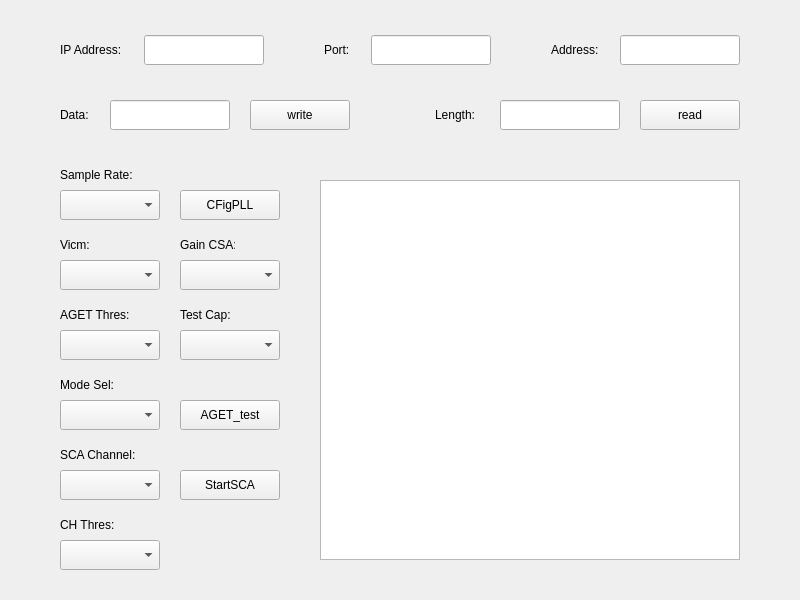
Before: the Qt Designer form rbcp.ui in lizitian/pandaxiii, drawn with Qt 5.
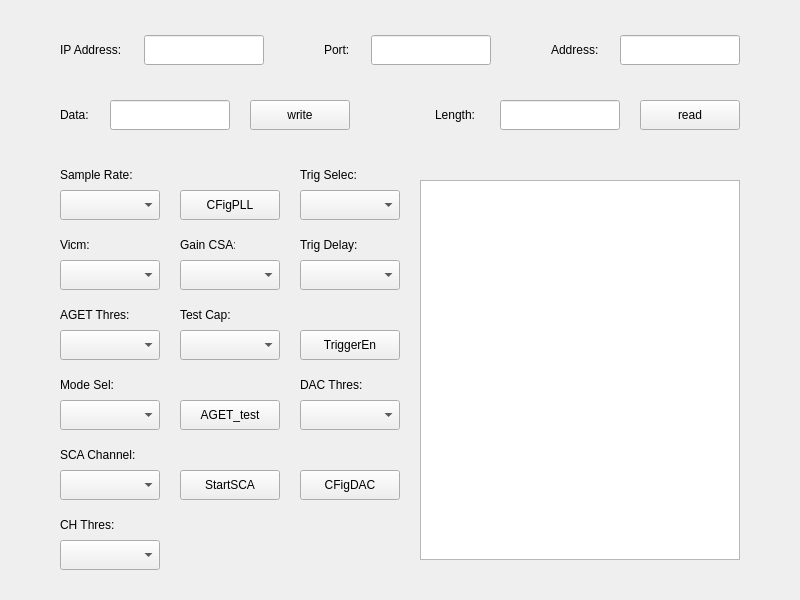
After: the same form once the commit is applied.

What changed in the file:
```diff
--- a/rbcp.ui
+++ b/rbcp.ui
@@ -158,9 +158,9 @@
    <widget class="QTextBrowser" name="output">
     <property name="geometry">
      <rect>
-      <x>320</x>
+      <x>420</x>
       <y>180</y>
-      <width>420</width>
+      <width>320</width>
       <height>380</height>
      </rect>
     </property>
@@ -388,6 +388,104 @@
      </rect>
     </property>
    </widget>
+   <widget class="QLabel" name="trigseleclabel">
+    <property name="geometry">
+     <rect>
+      <x>300</x>
+      <y>165</y>
+      <width>58</width>
+      <height>20</height>
+     </rect>
+    </property>
+    <property name="text">
+     <string>Trig Selec:</string>
+    </property>
+   </widget>
+   <widget class="QComboBox" name="trigselec">
+    <property name="geometry">
+     <rect>
+      <x>300</x>
+      <y>190</y>
+      <width>100</width>
+      <height>30</height>
+     </rect>
+    </property>
+   </widget>
+   <widget class="QLabel" name="trigdelaylabel">
+    <property name="geometry">
+     <rect>
+      <x>300</x>
+      <y>235</y>
+      <width>61</width>
+      <height>20</height>
+     </rect>
+    </property>
+    <property name="text">
+     <string>Trig Delay:</string>
+    </property>
+   </widget>
+   <widget class="QComboBox" name="trigdelay">
+    <property name="geometry">
+     <rect>
+      <x>300</x>
+      <y>260</y>
+      <width>100</width>
+      <height>30</height>
+     </rect>
+    </property>
+   </widget>
+   <widget class="QPushButton" name="TriggerEn">
+    <property name="geometry">
+     <rect>
+      <x>300</x>
+      <y>330</y>
+      <width>100</width>
+      <height>30</height>
+     </rect>
+    </property>
+    <property name="text">
+     <string>TriggerEn</string>
+    </property>
+    <property name="checkable">
+     <bool>true</bool>
+    </property>
+   </widget>
+   <widget class="QLabel" name="dacthreslabel">
+    <property name="geometry">
+     <rect>
+      <x>300</x>
+      <y>375</y>
+      <width>63</width>
+      <height>20</height>
+     </rect>
+    </property>
+    <property name="text">
+     <string>DAC Thres:</string>
+    </property>
+   </widget>
+   <widget class="QComboBox" name="dacthres">
+    <property name="geometry">
+     <rect>
+      <x>300</x>
+      <y>400</y>
+      <width>100</width>
+      <height>30</height>
+     </rect>
+    </property>
+   </widget>
+   <widget class="QPushButton" name="CFigDAC">
+    <property name="geometry">
+     <rect>
+      <x>300</x>
+      <y>470</y>
+      <width>100</width>
+      <height>30</height>
+     </rect>
+    </property>
+    <property name="text">
+     <string>CFigDAC</string>
+    </property>
+   </widget>
   </widget>
  </widget>
  <resources/>
```
